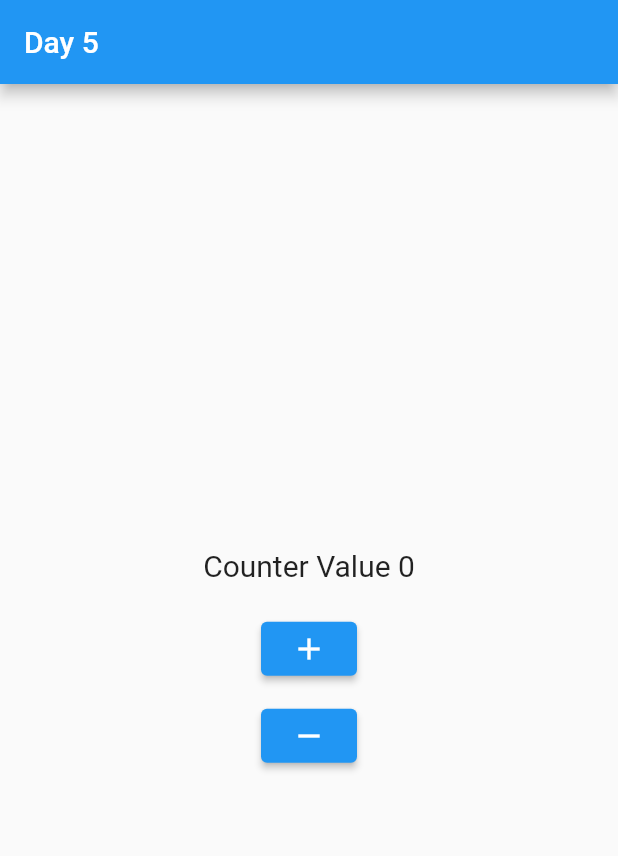
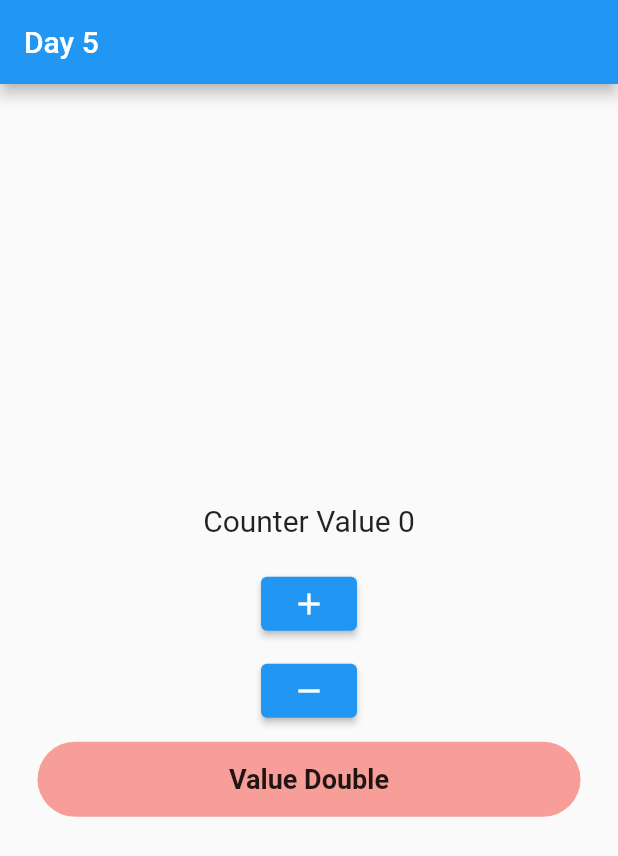
Before and after one commit to TheUltimate-Maurya/FlutterDays, a Flutter app: the screen it shows after launch, on a phone screen of 412 x 824 dp. Shown: the top 856 px of the screen. Run offline on Flutter 3.47's test engine with Material 2 defaults, Android fonts, the light colour scheme and no system bars; our stand-ins replace font_awesome_flutter.

Commit message:
stateful widget button added

```diff
--- a/lib/pages/basicstateful.dart
+++ b/lib/pages/basicstateful.dart
@@ -41,6 +41,10 @@ class _MyStatefulWidgetState extends State<MyStatefulWidget> {
                   decrement();
                 },
                 child: Icon(Icons.remove)),
+            SizedBox(
+              height: 10,
+            ),
+            container(),
           ],
         ),
       ),
@@ -58,4 +62,28 @@ class _MyStatefulWidgetState extends State<MyStatefulWidget> {
       value -= 1;
     });
   }
+
+  Widget container() {
+    return InkWell(
+      onTap: () {
+        setState(() {
+          value += 2;
+        });
+      },
+      child: Container(
+        alignment: Alignment.center,
+        margin: EdgeInsets.symmetric(horizontal: 25),
+        height: 50,
+        width: double.infinity,
+        decoration: BoxDecoration(
+          color: Colors.red.withOpacity(.5),
+          borderRadius: BorderRadius.circular(25),
+        ),
+        child: Text(
+          "Value Double",
+          style: TextStyle(fontSize: 18, fontWeight: FontWeight.w700),
+        ),
+      ),
+    );
+  }
 }
```
